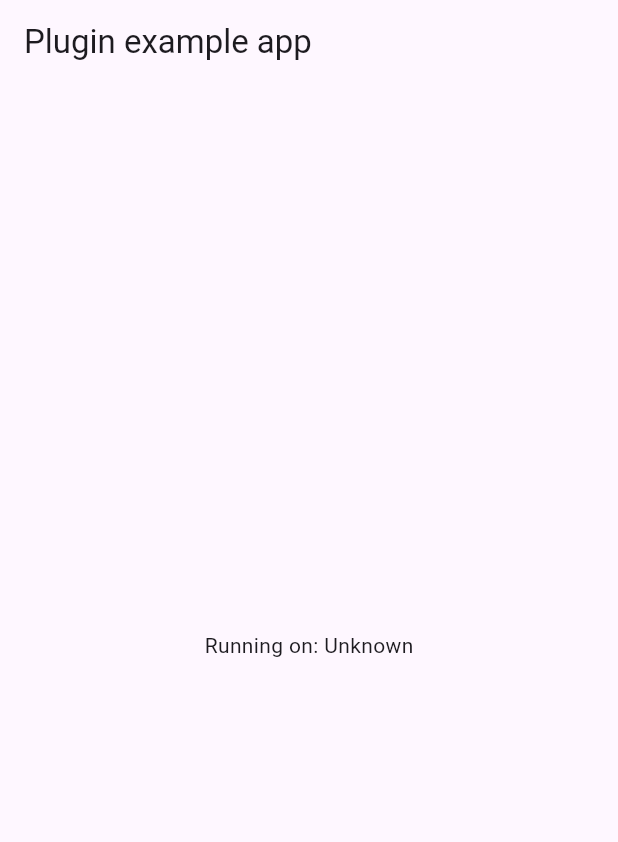
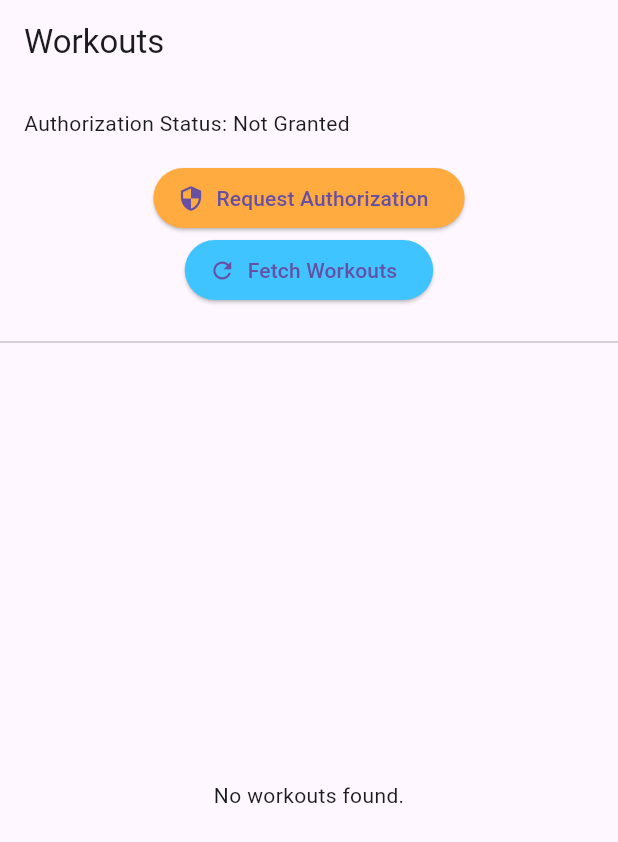
Before and after one commit to Toboxos/flutter_ios_workouts, a Flutter app: the screen it shows after launch, on a phone screen of 412 x 824 dp. Shown: the top 842 px of the screen. Run offline on Flutter 3.47's test engine with Material 3 defaults, Android fonts, the phone set to English and light mode, and no system bars; our stand-ins replace flutter_map, latlong2.

Commit message:
Implemented example app

```diff
--- a/example/lib/main.dart
+++ b/example/lib/main.dart
@@ -1,63 +1,27 @@
 import 'package:flutter/material.dart';
-import 'dart:async';
-
-import 'package:flutter/services.dart';
 import 'package:flutter_ios_workouts/flutter_ios_workouts.dart';
 
-void main() {
+import 'workout_list_screen.dart';
+
+void main() async {
+  WidgetsFlutterBinding.ensureInitialized();
+  await WorkoutsPlugin.setup();
+
   runApp(const MyApp());
 }
 
-class MyApp extends StatefulWidget {
+class MyApp extends StatelessWidget {
   const MyApp({super.key});
-
-  @override
-  State<MyApp> createState() => _MyAppState();
-}
-
-class _MyAppState extends State<MyApp> {
-  String _platformVersion = 'Unknown';
-  final _flutterIosWorkoutsPlugin = FlutterIosWorkouts();
-
-  @override
-  void initState() {
-    super.initState();
-    initPlatformState();
-  }
-
-  // Platform messages are asynchronous, so we initialize in an async method.
-  Future<void> initPlatformState() async {
-    String platformVersion;
-    // Platform messages may fail, so we use a try/catch PlatformException.
-    // We also handle the message potentially returning null.
-    try {
-      platformVersion =
-          await _flutterIosWorkoutsPlugin.getPlatformVersion() ?? 'Unknown platform version';
-    } on PlatformException {
-      platformVersion = 'Failed to get platform version.';
-    }
-
-    // If the widget was removed from the tree while the asynchronous platform
-    // message was in flight, we want to discard the reply rather than calling
-    // setState to update our non-existent appearance.
-    if (!mounted) return;
-
-    setState(() {
-      _platformVersion = platformVersion;
-    });
-  }
 
   @override
   Widget build(BuildContext context) {
     return MaterialApp(
-      home: Scaffold(
-        appBar: AppBar(
-          title: const Text('Plugin example app'),
-        ),
-        body: Center(
-          child: Text('Running on: $_platformVersion\n'),
-        ),
+      title: 'Workouts Example',
+      theme: ThemeData(
+        primarySwatch: Colors.blue,
+        visualDensity: VisualDensity.adaptivePlatformDensity
       ),
+      home: const WorkoutListScreen(),
     );
   }
 }
--- /dev/null
+++ b/example/lib/workout_list_screen.dart
@@ -0,0 +1,144 @@
+import 'package:flutter/material.dart';
+import 'package:flutter_ios_workouts/flutter_ios_workouts.dart';
+
+import 'workout_icon.dart';
+import 'workout_detail_screen.dart';
+
+
+class WorkoutListScreen extends StatefulWidget {
+  const WorkoutListScreen({super.key});
+
+  @override
+  State<WorkoutListScreen> createState() => _WorkoutListScreenState();
+}
+
+class _WorkoutListScreenState extends State<WorkoutListScreen> {
+  bool _authorizationStatus = false;
+  List<Workout> _workouts = [];
+
+  @override
+  void initState() {
+    super.initState();
+  }
+
+  Future<void> _requestAuthorization() async {
+    try {
+      final bool result = await WorkoutsPlugin.requestAuthorization();
+      setState(() {
+        _authorizationStatus = result;
+      });
+    } catch (e) {
+      print(e);
+      setState(() {
+        _authorizationStatus = false;
+      });
+    }
+  }
+
+  Future<void> _fetchWorkouts() async {
+    final workouts = await WorkoutsPlugin.getWorkouts(
+      start: DateTime.now().subtract(const Duration(days: 30)),
+      end: DateTime.now(),
+    );
+
+    if( mounted ) {
+      setState(() {
+        _workouts = workouts;
+      });
+    }
+  }
+
+  void _navigateToDetail(Workout workout) {
+    Navigator.push(
+      context,
+      MaterialPageRoute(
+        builder: (context) => WorkoutDetailScreen(workout: workout),
+      ),
+    );
+  }
+
+  @override
+  Widget build(BuildContext context) {
+    return Scaffold(
+      appBar: AppBar(
+        title: const Text('Workouts'),
+      ),
+      body: Column(
+        children: [
+
+          // Status and control panel
+          Padding(
+            padding: const EdgeInsets.all(16.0),
+            child: Column(
+              crossAxisAlignment: CrossAxisAlignment.stretch,
+              children: [
+                Text("Authorization Status: ${_authorizationStatus ? 'Granted' : 'Not Granted'}"),
+                const SizedBox(height: 16.0),
+                Column(
+                  mainAxisAlignment: MainAxisAlignment.spaceEvenly,
+                  children: [
+                    ElevatedButton.icon(
+                      onPressed: _requestAuthorization,
+                      icon: const Icon(Icons.security),
+                      label: const Text("Request Authorization"),
+                      style: ElevatedButton.styleFrom(
+                        backgroundColor: Colors.orangeAccent,
+                      )
+                    ),
+                    ElevatedButton.icon(
+                      onPressed: _fetchWorkouts,
+                      icon: const Icon(Icons.refresh),
+                      label: const Text("Fetch Workouts"),
+                      style: ElevatedButton.styleFrom(
+                        backgroundColor: Colors.lightBlueAccent,
+                      )
+                    ),
+                  ],
+                )
+              ],
+            ),
+          ),
+
+          const Divider(),
+
+          // Workout List Area
+          Expanded(
+            child: _workouts.isEmpty
+              ? const Center(child: Text("No workouts found."))
+              : ListView.builder(
+                itemCount: _workouts.length,
+                itemBuilder: (context, index) {
+                  final workout = _workouts[index];
+                  return Card(
+                    margin: const EdgeInsets.symmetric(horizontal: 10, vertical: 5),
+                    elevation: 3,
+                    child: ListTile(
+                      leading: CircleAvatar(
+                        backgroundColor: Theme.of(context).primaryColorLight,
+                        child: Icon(
+                          getWorkoutIcon(workout.workoutActivityType),
+                          color: Theme.of(context).primaryColorDark,
+                        ),
+                      ),
+
+                      title: Text(
+                        workout.workoutActivityType.toString(),
+                        style: const TextStyle(fontWeight: FontWeight.bold)
+                      ),
+
+                      subtitle: Text(
+                        'Date ${workout.startDateTime.toLocal().toString().substring(0, 16)} - ${workout.endDateTime.toLocal().toString().substring(0, 16)}\n'
+                      ),
+
+                      isThreeLine: true,
+                      onTap: () => _navigateToDetail(workout),
+                    ),
+                  );
+                }
+              )
+          ),
+        ],
+      ),
+    );
+  }
+}
--- a/example/pubspec.yaml
+++ b/example/pubspec.yaml
@@ -28,6 +28,8 @@ dependencies:
   # The following adds the Cupertino Icons font to your application.
   # Use with the CupertinoIcons class for iOS style icons.
   cupertino_icons: ^1.0.8
+  latlong2: ^0.9.1
+  flutter_map: ^8.1.1
 
 dev_dependencies:
   integration_test:
--- a/lib/flutter_ios_workouts.dart
+++ b/lib/flutter_ios_workouts.dart
@@ -31,8 +31,8 @@ class WorkoutsPlugin {
     final endUtc = end.toUtc().subtract(Duration(microseconds: end.microsecond));
 
     final List<dynamic>? results = await _channel.invokeMethod<List<dynamic>>("getWorkouts", {
-        "start": startUtc.toIso8601String(),
-        "end": endUtc.toIso8601String(),
+        "startTime": startUtc.toIso8601String(),
+        "endTime": endUtc.toIso8601String(),
     });
 
     if (results == null) {
```
Also changed, not shown: example/lib/map_widget.dart (added, +68 -0 lines), example/lib/workout_detail_screen.dart (added, +97 -0 lines), example/lib/workout_icon.dart (added, +19 -0 lines), example/pubspec.lock, 3 other files.
